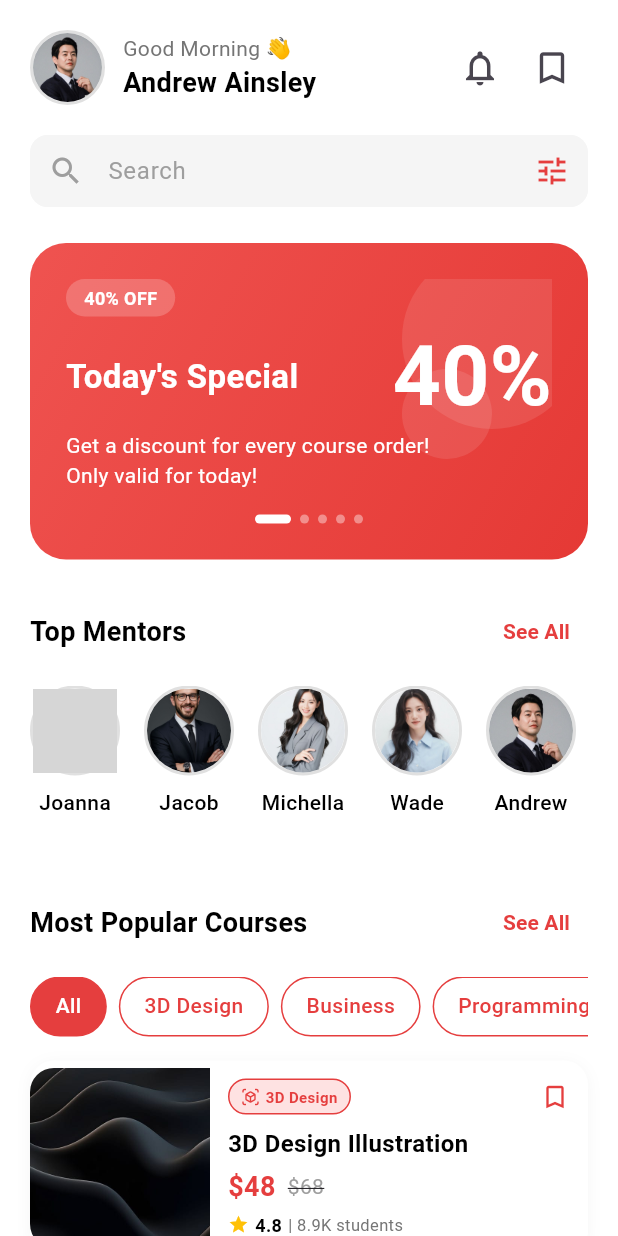
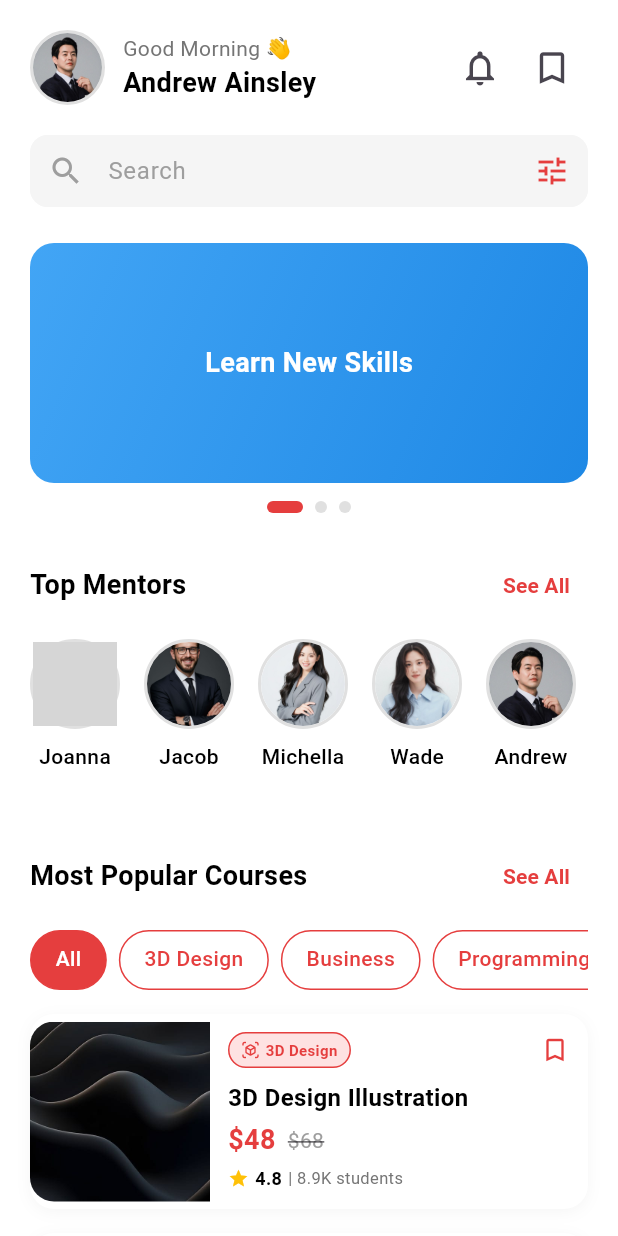
Before and after one commit to dewisukmajti/siap_pintar, a Flutter app: the HomePage screen opened directly, on a phone screen of 412 x 824 dp. Run offline on Flutter 3.47's test engine with Material 3 defaults, Android fonts, the phone set to English and light mode, and no system bars; our stand-ins replace image_picker; grey boxes are pictures that could not be loaded.

Commit message:
home page new

```diff
--- a/lib/pages/home_page.dart
+++ b/lib/pages/home_page.dart
@@ -1,7 +1,127 @@
 import 'package:flutter/material.dart';
+import 'dart:async';
 import 'notification_page.dart';
 import 'most_popular_courses_page.dart';
 import 'search_page.dart';
+import 'course_detail_page.dart';
+
+// SLIDE CAROUSEL WIDGET
+class SlideCarousel extends StatefulWidget {
+  final List<Map<String, dynamic>> banners;
+  final double height;
+  final Duration autoScrollDuration;
+
+  const SlideCarousel({
+    Key? key,
+    required this.banners,
+    this.height = 180,
+    this.autoScrollDuration = const Duration(seconds: 2),
+  }) : super(key: key);
+
+  @override
+  State<SlideCarousel> createState() => _SlideCarouselState();
+}
+
+class _SlideCarouselState extends State<SlideCarousel> {
+  late PageController _pageController;
+  int _currentPage = 0;
+  late Timer _bannerTimer;
+  int _infiniteIndex = 0;
+
+  @override
+  void initState() {
+    super.initState();
+    _pageController = PageController(
+      initialPage: widget.banners.length * 100,
+    );
+    _currentPage = widget.banners.length * 100;
+    _infiniteIndex = widget.banners.length * 100 % widget.banners.length;
+    _startBannerTimer();
+  }
+
+  void _startBannerTimer() {
+    _bannerTimer = Timer.periodic(widget.autoScrollDuration, (timer) {
+      if (_pageController.hasClients) {
+        _currentPage++;
+        _pageController.animateToPage(
+          _currentPage,
+          duration: const Duration(milliseconds: 400),
+          curve: Curves.easeInOut,
+        );
+      }
+    });
+  }
+
+  @override
+  void dispose() {
+    _bannerTimer.cancel();
+    _pageController.dispose();
+    super.dispose();
+  }
+
+  @override
+  Widget build(BuildContext context) {
+    return Column(
+      children: [
+        SizedBox(
+          height: widget.height,
+          child: PageView.builder(
+            controller: _pageController,
+            onPageChanged: (index) {
+              setState(() {
+                _infiniteIndex = index % widget.banners.length;
+              });
+            },
+            itemBuilder: (context, index) {
+              final banner = widget.banners[index % widget.banners.length];
+              return Container(
+                margin: const EdgeInsets.symmetric(horizontal: 0),
+                decoration: BoxDecoration(
+                  borderRadius: BorderRadius.circular(16),
+                  gradient: LinearGradient(
+                    colors: [
+                      Colors.blue[400]!,
+                      Colors.blue[600]!,
+                    ],
+                    begin: Alignment.topLeft,
+                    end: Alignment.bottomRight,
+                  ),
+                ),
+                child: Center(
+                  child: Text(
+                    banner['title'] ?? 'Banner ${(index % widget.banners.length) + 1}',
+                    style: const TextStyle(
+                      fontSize: 18,
+                      color: Colors.white,
+                      fontWeight: FontWeight.bold,
+                    ),
+                  ),
+                ),
+              );
+            },
+          ),
+        ),
+        const SizedBox(height: 12),
+        // Indicator Dots
+        Row(
+          mainAxisAlignment: MainAxisAlignment.center,
+          children: List.generate(
+            widget.banners.length,
+            (index) => Container(
+              margin: const EdgeInsets.symmetric(horizontal: 4),
+              width: _infiniteIndex == index ? 24 : 8,
+              height: 8,
+              decoration: BoxDecoration(
+                color: _infiniteIndex == index ? const Color(0xFFE53E3E) : Colors.grey[300],
+                borderRadius: BorderRadius.circular(4),
+              ),
+            ),
+          ),
+        ),
+      ],
+    );
+  }
+}
 
 class HomePage extends StatefulWidget {
   const HomePage({Key? key}) : super(key: key);
@@ -15,6 +135,13 @@ class _HomePageState extends State<HomePage> {
 
   final List<String> categories = ['All', '3D Design', 'Business', 'Programming'];
 
+  // Data untuk banners
+  final List<Map<String, dynamic>> banners = [
+    {'title': 'Learn New Skills', 'subtitle': 'Start your journey today'},
+    {'title': 'Exclusive Offers', 'subtitle': 'Limited time promotion'},
+    {'title': 'Expert Mentors', 'subtitle': 'Learn from the best'},
+  ];
+
   // Data untuk mentors dengan gambar
   final List<Map<String, String>> mentors = [
     {'name': 'Joanna', 'image': 'assets/images/mentor1.png'},
@@ -22,6 +149,20 @@ class _HomePageState extends State<HomePage> {
     {'name': 'Michella', 'image': 'assets/images/mentor3.png'},
     {'name': 'Wade', 'image': 'assets/images/mentor4.png'},
     {'name': 'Andrew', 'image': 'assets/images/mentor5.png'},
+  ];
+
+  // Data untuk semua mentors
+  final List<Map<String, String>> allMentors = [
+    {'name': 'Jacob Kulikowski', 'position': 'Marketing Analyst', 'image': 'assets/images/mentor1.png'},
+    {'name': 'Claire Ordonez', 'position': 'VP of Sales', 'image': 'assets/images/mentor2.png'},
+    {'name': 'Priscilla Ehrman', 'position': 'UX Designer', 'image': 'assets/images/mentor3.png'},
+    {'name': 'Wade Chenail', 'position': 'Manager, Solution Engineering', 'image': 'assets/images/mentor4.png'},
+    {'name': 'Kathryn Pera', 'position': 'Product Manager', 'image': 'assets/images/mentor5.png'},
+    {'name': 'Francene Vandyne', 'position': 'EVP and GM, Sales Cloud', 'image': 'assets/images/mentor1.png'},
+    {'name': 'Benny Spanbauer', 'position': 'Senior Product Manager', 'image': 'assets/images/mentor2.png'},
+    {'name': 'Jamel Eusebio', 'position': 'Product Designer', 'image': 'assets/images/mentor3.png'},
+    {'name': 'Cyndy Lillibridge', 'position': 'VP of Marketing', 'image': 'assets/images/mentor4.png'},
+    {'name': 'Titus Kitamura', 'position': '', 'image': 'assets/images/mentor5.png'},
   ];
 
   // Data untuk courses dengan gambar
@@ -68,7 +209,16 @@ class _HomePageState extends State<HomePage> {
     String category,
     {bool showBookmark = false}
   ) {
-    return Container(
+    return GestureDetector(
+      onTap: () {
+        Navigator.push(
+          context,
+          MaterialPageRoute(
+            builder: (context) => const CourseDetailPage(),
+          ),
+        );
+      },
+      child: Container(
         decoration: BoxDecoration(
           color: Colors.white,
           borderRadius: BorderRadius.circular(16),
@@ -82,7 +232,6 @@ class _HomePageState extends State<HomePage> {
         ),
         child: Row(
           children: [
-          // Course Image
             Container(
               width: 120,
               height: 120,
@@ -113,14 +262,12 @@ class _HomePageState extends State<HomePage> {
                 ),
               ),
             ),
-          // Course Details
             Expanded(
               child: Padding(
                 padding: const EdgeInsets.all(12),
                 child: Column(
                   crossAxisAlignment: CrossAxisAlignment.start,
                   children: [
-                  // Category Badge
                     Row(
                       children: [
                         Container(
@@ -229,6 +376,7 @@ class _HomePageState extends State<HomePage> {
             ),
           ],
         ),
+      ),
     );
   }
 
@@ -245,6 +393,13 @@ class _HomePageState extends State<HomePage> {
     }
   }
 
+  List<Map<String, String>> _getFilteredCourses() {
+    if (selectedCategory == 'All') {
+      return courses;
+    }
+    return courses.where((course) => course['category'] == selectedCategory).toList();
+  }
+
   @override
   Widget build(BuildContext context) {
     return Scaffold(
@@ -252,12 +407,11 @@ class _HomePageState extends State<HomePage> {
       body: SafeArea(
         child: Column(
           children: [
-            // HEADER SECTION - STATIS (TIDAK IKUT SCROLL)
+            // HEADER SECTION
             Padding(
               padding: const EdgeInsets.all(20.0),
               child: Row(
                 children: [
-                  // Profile Image
                   Container(
                     width: 50,
                     height: 50,
@@ -341,7 +495,7 @@ class _HomePageState extends State<HomePage> {
                   child: Column(
                     crossAxisAlignment: CrossAxisAlignment.start,
                     children: [
-                      // Search Bar - NAVIGASI KE SEARCH PAGE
+                      // Search Bar
                       GestureDetector(
                         onTap: () {
                           Navigator.push(
@@ -398,122 +552,11 @@ class _HomePageState extends State<HomePage> {
                       ),
                       const SizedBox(height: 24),
 
-                      // Today's Special Card
-                      Container(
-                        width: double.infinity,
-                        padding: const EdgeInsets.all(24),
-                        decoration: BoxDecoration(
-                          gradient: LinearGradient(
-                            colors: [
-                              Colors.red[400]!,
-                              Colors.red[600]!,
-                            ],
-                            begin: Alignment.topLeft,
-                            end: Alignment.bottomRight,
-                          ),
-                          borderRadius: BorderRadius.circular(24),
-                        ),
-                        child: Stack(
-                          children: [
-                            Positioned(
-                              right: -20,
-                              top: -20,
-                              child: Container(
-                                width: 120,
-                                height: 120,
-                                decoration: BoxDecoration(
-                                  shape: BoxShape.circle,
-                                  color: Colors.white.withOpacity(0.1),
-                                ),
-                              ),
-                            ),
-                            Positioned(
-                              right: 40,
-                              top: 60,
-                              child: Container(
-                                width: 60,
-                                height: 60,
-                                decoration: BoxDecoration(
-                                  shape: BoxShape.circle,
-                                  color: Colors.white.withOpacity(0.1),
-                                ),
-                              ),
-                            ),
-                            Column(
-                              crossAxisAlignment: CrossAxisAlignment.start,
-                              children: [
-                                Container(
-                                  padding: const EdgeInsets.symmetric(
-                                    horizontal: 12,
-                                    vertical: 4,
-                                  ),
-                                  decoration: BoxDecoration(
-                                    color: Colors.white.withOpacity(0.2),
-                                    borderRadius: BorderRadius.circular(20),
-                                  ),
-                                  child: const Text(
-                                    '40% OFF',
-                                    style: TextStyle(
-                                      color: Colors.white,
-                                      fontSize: 12,
-                                      fontWeight: FontWeight.w600,
-                                    ),
-                                  ),
-                                ),
-                                const SizedBox(height: 12),
-                                Row(
-                                  children: [
-                                    const Text(
-                                      'Today\'s Special',
-                                      style: TextStyle(
-                                        color: Colors.white,
-                                        fontSize: 22,
-                                        fontWeight: FontWeight.bold,
-                                      ),
-                                    ),
-                                    const Spacer(),
-                                    Text(
-                                      '40%',
-                                      style: TextStyle(
-                                        color: Colors.white,
-                                        fontSize: 56,
-                                        fontWeight: FontWeight.bold,
-                                        height: 1,
-                                      ),
-                                    ),
-                                  ],
-                                ),
-                                const SizedBox(height: 8),
-                                const Text(
-                                  'Get a discount for every course order!\nOnly valid for today!',
-                                  style: TextStyle(
-                                    color: Colors.white,
-                                    fontSize: 14,
-                                    height: 1.4,
-                                  ),
-                                ),
-                                const SizedBox(height: 16),
-                                Row(
-                                  mainAxisAlignment: MainAxisAlignment.center,
-                                  children: List.generate(
-                                    5,
-                                    (index) => Container(
-                                      margin: const EdgeInsets.symmetric(horizontal: 3),
-                                      width: index == 0 ? 24 : 6,
-                                      height: 6,
-                                      decoration: BoxDecoration(
-                                        color: Colors.white.withOpacity(
-                                          index == 0 ? 1.0 : 0.4,
-                                        ),
-                                        borderRadius: BorderRadius.circular(3),
-                                      ),
-                                    ),
-                                  ),
-                                ),
-                              ],
-                            ),
-                          ],
-                        ),
+                      // SLIDE CAROUSEL - BARU
+                      SlideCarousel(
+                        banners: banners,
+                        height: 160,
+                        autoScrollDuration: const Duration(seconds: 3),
                       ),
                       const SizedBox(height: 24),
 
@@ -530,7 +573,14 @@ class _HomePageState extends State<HomePage> {
                             ),
                           ),
                           TextButton(
-                            onPressed: () {},
+                            onPressed: () {
+                              Navigator.push(
+                                context,
+                                MaterialPageRoute(
+                                  builder: (context) => TopMentorsPage(mentors: allMentors),
+                                ),
+                              );
+                            },
                             child: const Text(
                               'See All',
                               style: TextStyle(
@@ -672,7 +722,7 @@ class _HomePageState extends State<HomePage> {
                       const SizedBox(height: 16),
 
                       // Popular Courses List
-                      ...courses.map((course) {
+                      ..._getFilteredCourses().map((course) {
                         return Column(
                           children: [
                             _buildCourseCard(
@@ -700,3 +750,146 @@ class _HomePageState extends State<HomePage> {
     );
   }
 }
+
+// TOP MENTORS PAGE
+class TopMentorsPage extends StatelessWidget {
+  final List<Map<String, String>> mentors;
+
+  const TopMentorsPage({
+    super.key,
+    required this.mentors,
+  });
+
+  @override
+  Widget build(BuildContext context) {
+    return Scaffold(
+      backgroundColor: Colors.white,
+      appBar: AppBar(
+        title: const Text(
+          'Top Mentors',
+          style: TextStyle(
+            fontSize: 24,
+            fontWeight: FontWeight.bold,
+            color: Colors.black,
+          ),
+        ),
+        backgroundColor: Colors.white,
+        elevation: 0,
+        centerTitle: false,
+        leading: IconButton(
+          icon: const Icon(Icons.arrow_back_ios, color: Colors.black, size: 20),
+          onPressed: () {
+            Navigator.pop(context);
+          },
+        ),
+        actions: [
+          IconButton(
+            icon: const Icon(Icons.search, color: Colors.black),
+            onPressed: () {},
+          ),
+        ],
+      ),
+      body: ListView.builder(
+        padding: const EdgeInsets.all(16),
+        itemCount: mentors.length,
+        itemBuilder: (context, index) {
+          return MentorCard(
+            name: mentors[index]['name']!,
+            position: mentors[index]['position']!,
+            image: mentors[index]['image']!,
+          );
+        },
+      ),
+    );
+  }
+}
+
+// MENTOR CARD WIDGET
+class MentorCard extends StatelessWidget {
+  final String name;
+  final String position;
+  final String image;
+
+  const MentorCard({
+    super.key,
+    required this.name,
+    required this.position,
+    required this.image,
+  });
+
+  @override
+  Widget build(BuildContext context) {
+    return Container(
+      margin: const EdgeInsets.symmetric(vertical: 8),
+      decoration: BoxDecoration(
+        color: Colors.white,
+        borderRadius: BorderRadius.circular(8),
+        border: Border.all(
+          color: Colors.grey[300]!,
+          width: 1,
+        ),
+      ),
+      child: Padding(
+        padding: const EdgeInsets.all(16),
+        child: Row(
+          children: [
+            Container(
+              width: 50,
+              height: 50,
+              decoration: BoxDecoration(
+                color: Colors.grey[200],
+                borderRadius: BorderRadius.circular(25),
+              ),
+              child: ClipOval(
+                child: Image.asset(
+                  image,
+                  fit: BoxFit.cover,
+                  errorBuilder: (context, error, stackTrace) {
+                    return Icon(
+                      Icons.person,
+                      color: Colors.grey[500],
+                      size: 30,
+                    );
+                  },
+                ),
+              ),
+            ),
+            const SizedBox(width: 16),
+            Expanded(
+              child: Column(
+                crossAxisAlignment: CrossAxisAlignment.start,
+                children: [
+                  Text(
+                    name,
+                    style: const TextStyle(
+                      fontSize: 18,
+                      fontWeight: FontWeight.bold,
+                      color: Colors.black,
+                    ),
+                  ),
+                  if (position.isNotEmpty) ...[
+                    const SizedBox(height: 4),
+                    Text(
+                      position,
+                      style: TextStyle(
+                        fontSize: 14,
+                        color: Colors.grey[600],
+                      ),
+                    ),
+                  ],
+                ],
+              ),
+            ),
+            IconButton(
+              icon: const Icon(
+                Icons.chat_bubble_outline,
+                color: Colors.grey,
+              ),
+              onPressed: () {},
+            ),
+          ],
+        ),
+      ),
+    );
+  }
+}
```
Lines whose indentation alone changed are shown as unchanged.
